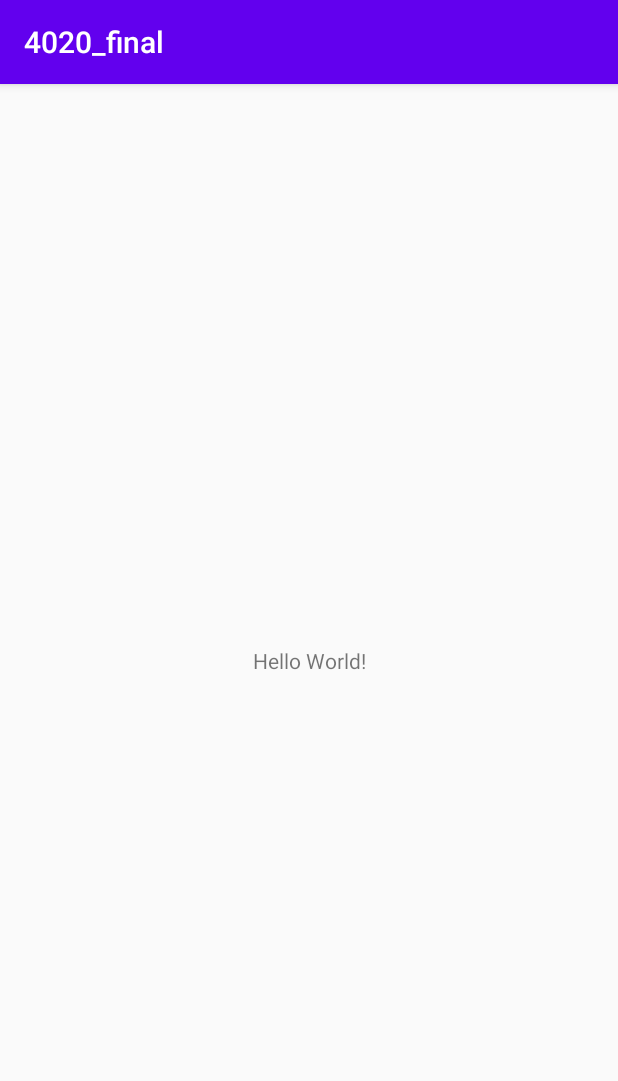
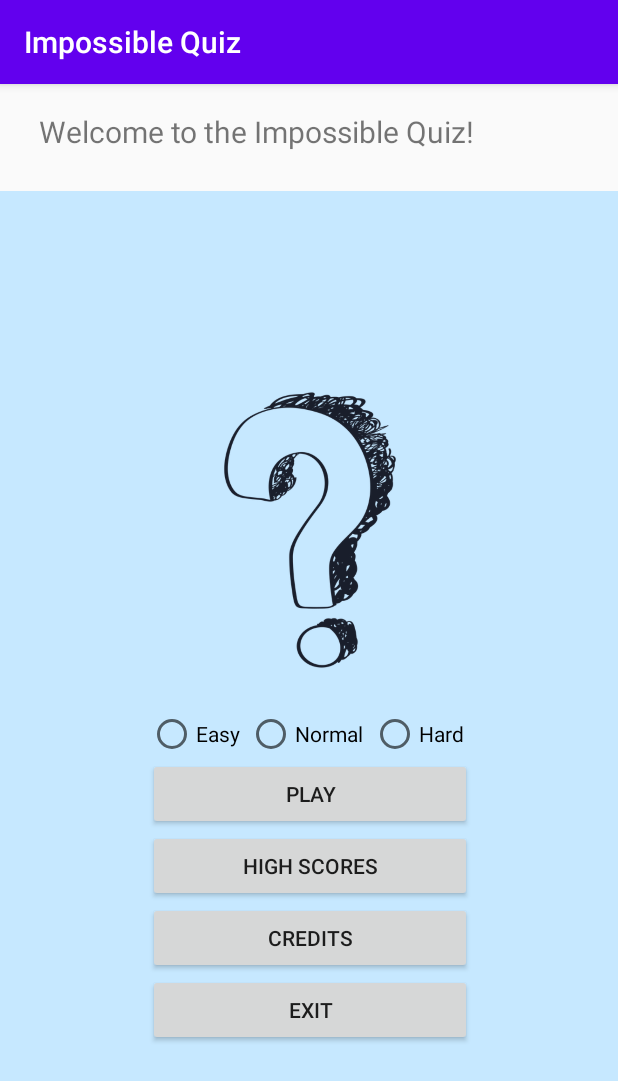
Before and after one commit to dclaxton/4020_final, an Android app: the screen it shows after launch (MainActivity before the commit, MenuActivity after it), on a phone screen of 412 x 824 dp. Shown: the top 1081 px of the screen. Run offline under Robolectric (Android 15) with nearby library versions, the phone set to English and light mode, and no system bars.

Commit message:
Created app layout, changed invalid package name

```diff
--- a/app/src/main/java/edu/apsu/csci/a4020_final/MainActivity.java
+++ /dev/null
@@ -1,14 +0,0 @@
-package edu.apsu.csci.a4020_final;
-
-import androidx.appcompat.app.AppCompatActivity;
-
-import android.os.Bundle;
-
-public class MainActivity extends AppCompatActivity {
-
-    @Override
-    protected void onCreate(Bundle savedInstanceState) {
-        super.onCreate(savedInstanceState);
-        setContentView(R.layout.activity_main);
-    }
-}
--- /dev/null
+++ b/app/src/main/java/edu/apsu/csci/final_4020/activities/HighScoreActivity.java
@@ -0,0 +1,6 @@
+package edu.apsu.csci.final_4020.activities;
+
+import androidx.appcompat.app.AppCompatActivity;
+
+public class HighScoreActivity extends AppCompatActivity {
+}
--- /dev/null
+++ b/app/src/main/java/edu/apsu/csci/final_4020/activities/MenuActivity.java
@@ -0,0 +1,42 @@
+/*
+    Authors: Daniel Davis, Dalton Claxton, Peyton White
+    Date: 30 March 2020
+    Description: A simple calorie counting app using API data from the US Department of Agriculture
+ */
+
+package edu.apsu.csci.final_4020.activities;
+
+import androidx.appcompat.app.AppCompatActivity;
+
+import android.os.Bundle;
+import android.view.View;
+
+import edu.apsu.csci.final_4020.R;
+import edu.apsu.csci.final_4020.listeners.GoToActivity;
+
+public class MenuActivity extends AppCompatActivity {
+    public static boolean isOpen = false;
+
+    @Override
+    protected void onCreate(Bundle savedInstanceState) {
+        super.onCreate(savedInstanceState);
+        MenuActivity.isOpen = true;
+        setContentView(R.layout.activity_main_menu);
+
+        // Menu buttons
+        findViewById(R.id.play_button).setOnClickListener(new GoToActivity(this, QuizActivity.class));
+        findViewById(R.id.highscore_button).setOnClickListener(new GoToActivity(this, HighScoreActivity.class));
+        findViewById(R.id.credits_button).setOnClickListener(new GoToActivity(this, CreditsActivity.class));
+    }
+
+    // Exit button
+    public void onExitButton(final View view) {
+        finish();
+    }
+
+    @Override
+    protected void onDestroy() {
+        super.onDestroy();
+        isOpen = false;
+    }
+}
--- /dev/null
+++ b/app/src/main/java/edu/apsu/csci/final_4020/activities/QuizActivity.java
@@ -0,0 +1,6 @@
+package edu.apsu.csci.final_4020.activities;
+
+import androidx.appcompat.app.AppCompatActivity;
+
+public class QuizActivity extends AppCompatActivity {
+}
--- /dev/null
+++ b/app/src/main/java/edu/apsu/csci/final_4020/classes/Question.java
@@ -0,0 +1,4 @@
+package edu.apsu.csci.final_4020.classes;
+
+public class Question {
+}
--- /dev/null
+++ b/app/src/main/java/edu/apsu/csci/final_4020/classes/Quiz.java
@@ -0,0 +1,4 @@
+package edu.apsu.csci.final_4020.classes;
+
+public class Quiz {
+}
--- /dev/null
+++ b/app/src/main/java/edu/apsu/csci/final_4020/listeners/GoToActivity.java
@@ -0,0 +1,28 @@
+/*
+    Authors: Daniel Davis, Dalton Claxton, Peyton White
+    Date: 30 March 2020
+    Description: A simple calorie counting app using API data from the US Department of Agriculture
+ */
+
+package edu.apsu.csci.final_4020.listeners;
+
+import android.app.Activity;
+import android.content.Intent;
+import android.view.View;
+
+public class GoToActivity implements View.OnClickListener {
+    Activity fromActivity;
+    private Class toActivityClass;
+
+    public GoToActivity(Activity fromActivity, Class<? extends Activity> toActivityClass) {
+        this.fromActivity = fromActivity;
+        this.toActivityClass = toActivityClass;
+    }
+
+    // Passes an intent from one activity to another
+    @Override
+    public void onClick(View v) {
+        Intent intent = new Intent(fromActivity, toActivityClass);
+        fromActivity.startActivity(intent);
+    }
+}
--- /dev/null
+++ b/app/src/main/res/layout/activity_highscores.xml
@@ -0,0 +1,6 @@
+<?xml version="1.0" encoding="utf-8"?>
+<androidx.constraintlayout.widget.ConstraintLayout
+    xmlns:android="http://schemas.android.com/apk/res/android" android:layout_width="match_parent"
+    android:layout_height="match_parent">
+
+</androidx.constraintlayout.widget.ConstraintLayout>
--- a/app/src/main/res/layout/activity_main.xml
+++ /dev/null
@@ -1,18 +0,0 @@
-<?xml version="1.0" encoding="utf-8"?>
-<androidx.constraintlayout.widget.ConstraintLayout xmlns:android="http://schemas.android.com/apk/res/android"
-    xmlns:app="http://schemas.android.com/apk/res-auto"
-    xmlns:tools="http://schemas.android.com/tools"
-    android:layout_width="match_parent"
-    android:layout_height="match_parent"
-    tools:context=".MainActivity">
-
-    <TextView
-        android:layout_width="wrap_content"
-        android:layout_height="wrap_content"
-        android:text="Hello World!"
-        app:layout_constraintBottom_toBottomOf="parent"
-        app:layout_constraintLeft_toLeftOf="parent"
-        app:layout_constraintRight_toRightOf="parent"
-        app:layout_constraintTop_toTopOf="parent" />
-
-</androidx.constraintlayout.widget.ConstraintLayout>
--- /dev/null
+++ b/app/src/main/res/layout/activity_main_menu.xml
@@ -0,0 +1,120 @@
+<?xml version="1.0" encoding="utf-8"?>
+<LinearLayout xmlns:android="http://schemas.android.com/apk/res/android"
+    xmlns:app="http://schemas.android.com/apk/res-auto"
+    xmlns:tools="http://schemas.android.com/tools"
+    android:layout_width="match_parent"
+    android:layout_height="match_parent"
+    android:orientation="vertical"
+    tools:context="edu.apsu.csci.final_4020.activities.MenuActivity">
+
+    <androidx.constraintlayout.widget.ConstraintLayout
+        android:layout_width="match_parent"
+        android:layout_height="wrap_content"
+        android:padding="8dp">
+
+        <TextView
+            android:id="@+id/app_title_text_view"
+            android:layout_width="wrap_content"
+            android:layout_height="wrap_content"
+            android:layout_marginStart="8dp"
+            android:layout_marginBottom="8dp"
+            android:padding="10dp"
+            android:text="@string/welcome_msg"
+            android:textSize="20sp"
+            app:layout_constraintBottom_toBottomOf="parent"
+            app:layout_constraintStart_toStartOf="parent" />
+    </androidx.constraintlayout.widget.ConstraintLayout>
+
+    <ScrollView
+        android:id="@+id/menu_scroll_view"
+        android:layout_width="match_parent"
+        android:layout_height="match_parent"
+        android:background="#C6E8FF">
+
+        <LinearLayout
+            android:layout_width="match_parent"
+            android:layout_height="wrap_content"
+            android:layout_gravity="center"
+            android:orientation="horizontal">
+
+            <View
+                android:layout_width="match_parent"
+                android:layout_height="match_parent"
+                android:layout_weight=".16" />
+
+            <LinearLayout
+                android:layout_width="match_parent"
+                android:layout_height="match_parent"
+                android:layout_weight=".1"
+                android:orientation="vertical">
+
+                <ImageView
+                    android:id="@+id/logo_image_view"
+                    android:layout_width="match_parent"
+                    android:layout_height="200dp"
+                    android:layout_marginBottom="20dp"
+                    android:contentDescription="@string/quiz_logo"
+                    app:srcCompat="@drawable/questionmark" />
+
+                <RadioGroup
+                    android:id="@+id/difficulty_rg"
+                    android:layout_width="match_parent"
+                    android:layout_height="wrap_content"
+                    android:orientation="horizontal">
+
+                    <RadioButton
+                        android:id="@+id/easy_rb"
+                        android:layout_width="wrap_content"
+                        android:layout_height="wrap_content"
+                        android:layout_weight="1"
+                        android:text="@string/easy" />
+
+                    <RadioButton
+                        android:id="@+id/normal_rb"
+                        android:layout_width="wrap_content"
+                        android:layout_height="wrap_content"
+                        android:layout_weight="1"
+                        android:text="Normal" />
+
+                    <RadioButton
+                        android:id="@+id/hard_rb"
+                        android:layout_width="wrap_content"
+                        android:layout_height="wrap_content"
+                        android:layout_weight="1"
+                        android:text="@string/hard" />
+                </RadioGroup>
+
+                <Button
+                    android:id="@+id/play_button"
+                    android:layout_width="match_parent"
+                    android:layout_height="wrap_content"
+                    android:text="@string/play" />
+
+                <Button
+                    android:id="@+id/highscore_button"
+                    android:layout_width="match_parent"
+                    android:layout_height="wrap_content"
+                    android:text="@string/high_scores" />
+
+                <Button
+                    android:id="@+id/credits_button"
+                    android:layout_width="match_parent"
+                    android:layout_height="wrap_content"
+                    android:text="@string/credits" />
+
+                <Button
+                    android:id="@+id/exit_button"
+                    android:layout_width="match_parent"
+                    android:layout_height="wrap_content"
+                    android:onClick="onExitButton"
+                    android:text="@string/exit" />
+            </LinearLayout>
+
+            <View
+                android:layout_width="match_parent"
+                android:layout_height="match_parent"
+                android:layout_weight=".16" />
+        </LinearLayout>
+    </ScrollView>
+
+</LinearLayout>
--- /dev/null
+++ b/app/src/main/res/layout/activity_quiz.xml
@@ -0,0 +1,6 @@
+<?xml version="1.0" encoding="utf-8"?>
+<androidx.constraintlayout.widget.ConstraintLayout
+    xmlns:android="http://schemas.android.com/apk/res/android" android:layout_width="match_parent"
+    android:layout_height="match_parent">
+
+</androidx.constraintlayout.widget.ConstraintLayout>
--- a/app/src/main/res/values/colors.xml
+++ b/app/src/main/res/values/colors.xml
@@ -3,4 +3,5 @@
     <color name="colorPrimary">#6200EE</color>
     <color name="colorPrimaryDark">#3700B3</color>
     <color name="colorAccent">#03DAC5</color>
+    <color name="black">#000000</color>
 </resources>
--- a/app/src/main/res/values/strings.xml
+++ b/app/src/main/res/values/strings.xml
@@ -1,3 +1,16 @@
 <resources>
-    <string name="app_name">4020_final</string>
+    <string name="app_name">Impossible Quiz</string>
+    <string name="welcome_msg">Welcome to the Impossible Quiz!</string>
+    <string name="quiz_logo">Quiz logo</string>
+    <string name="easy">Easy</string>
+    <string name="normal">Normal</string>
+    <string name="hard">Hard</string>
+    <string name="exit">Exit</string>
+    <string name="credits">Credits</string>
+    <string name="play">Play</string>
+    <string name="high_scores">High Scores</string>
+
+    <string name="credit_info">Developers: Daniel Davis, Dalton Claxton, Peyton White
+        \n\nSounds: Link here\n\nImages: Link here\n\nQuiz API: Link here
+    </string>
 </resources>
```
Also changed, not shown: app/src/main/AndroidManifest.xml (+7 -2 lines), app/src/main/java/edu/apsu/csci/final_4020/activities/CreditsActivity.java (added, +21 -0 lines), app/src/main/res/layout/activity_credits.xml (added, +84 -0 lines), app/src/main/res/drawable-v24/questionmark.png (added), 4 other files.
